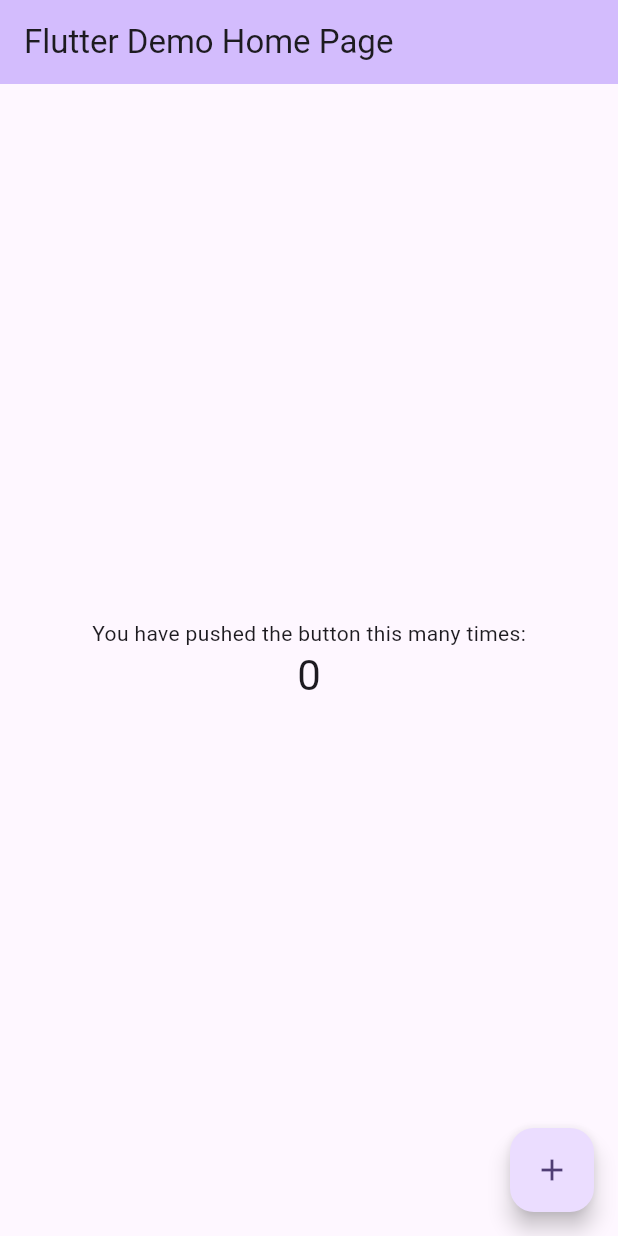
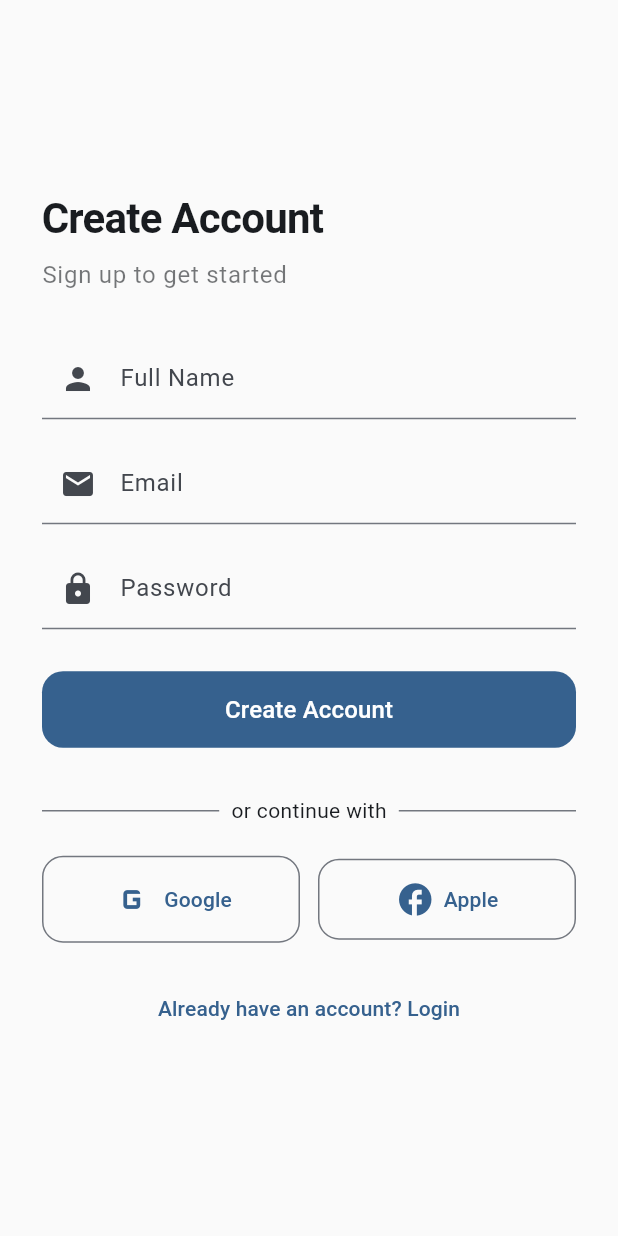
Before and after one commit to sai1505/flutterLoginSystem, a Flutter app: the screen it shows after launch, on a phone screen of 412 x 824 dp. Run offline on Flutter 3.47's test engine with Material 3 defaults, Android fonts, the phone set to English and light mode, and no system bars.

```diff
--- a/lib/main.dart
+++ b/lib/main.dart
@@ -1,122 +1,52 @@
 import 'package:flutter/material.dart';
+import 'package:loginsystem/screens/signup_page.dart';
 
 void main() {
   runApp(const MyApp());
 }
 
 class MyApp extends StatelessWidget {
-  const MyApp({super.key});
+  const MyApp({Key? key}) : super(key: key);
 
-  // This widget is the root of your application.
   @override
   Widget build(BuildContext context) {
     return MaterialApp(
-      title: 'Flutter Demo',
+      debugShowCheckedModeBanner: false,
+      title: 'Modern App',
+      themeMode: ThemeMode.system,
+
       theme: ThemeData(
-        // This is the theme of your application.
-        //
-        // TRY THIS: Try running your application with "flutter run". You'll see
-        // the application has a purple toolbar. Then, without quitting the app,
-        // try changing the seedColor in the colorScheme below to Colors.green
-        // and then invoke "hot reload" (save your changes or press the "hot
-        // reload" button in a Flutter-supported IDE, or press "r" if you used
-        // the command line to start the app).
-        //
-        // Notice that the counter didn't reset back to zero; the application
-        // state is not lost during the reload. To reset the state, use hot
-        // restart instead.
-        //
-        // This works for code too, not just values: Most code changes can be
-        // tested with just a hot reload.
-        colorScheme: ColorScheme.fromSeed(seedColor: Colors.deepPurple),
+        useMaterial3: true,
+        colorScheme: ColorScheme.fromSeed(
+          seedColor: Colors.blue,
+          brightness: Brightness.light,
+        ),
+        textTheme: const TextTheme(
+          headlineMedium: TextStyle(
+            fontWeight: FontWeight.bold,
+            letterSpacing: -0.5,
+          ),
+          bodyLarge: TextStyle(fontSize: 16, height: 1.4),
+        ),
+        scaffoldBackgroundColor: Colors.grey[50],
       ),
-      home: const MyHomePage(title: 'Flutter Demo Home Page'),
+
+      darkTheme: ThemeData(
+        useMaterial3: true,
+        colorScheme: ColorScheme.fromSeed(
+          seedColor: Colors.blue,
+          brightness: Brightness.dark,
+        ),
+        textTheme: const TextTheme(
+          headlineMedium: TextStyle(
+            fontWeight: FontWeight.bold,
+            letterSpacing: -0.5,
+          ),
+          bodyLarge: TextStyle(fontSize: 16, height: 1.4),
+        ),
+      ),
+
+      home: const SignupPage(), // Keep your screen
     );
   }
 }
-
-class MyHomePage extends StatefulWidget {
-  const MyHomePage({super.key, required this.title});
-
-  // This widget is the home page of your application. It is stateful, meaning
-  // that it has a State object (defined below) that contains fields that affect
-  // how it looks.
-
-  // This class is the configuration for the state. It holds the values (in this
-  // case the title) provided by the parent (in this case the App widget) and
-  // used by the build method of the State. Fields in a Widget subclass are
-  // always marked "final".
-
-  final String title;
-
-  @override
-  State<MyHomePage> createState() => _MyHomePageState();
-}
-
-class _MyHomePageState extends State<MyHomePage> {
-  int _counter = 0;
-
-  void _incrementCounter() {
-    setState(() {
-      // This call to setState tells the Flutter framework that something has
-      // changed in this State, which causes it to rerun the build method below
-      // so that the display can reflect the updated values. If we changed
-      // _counter without calling setState(), then the build method would not be
-      // called again, and so nothing would appear to happen.
-      _counter++;
-    });
-  }
-
-  @override
-  Widget build(BuildContext context) {
-    // This method is rerun every time setState is called, for instance as done
-    // by the _incrementCounter method above.
-    //
-    // The Flutter framework has been optimized to make rerunning build methods
-    // fast, so that you can just rebuild anything that needs updating rather
-    // than having to individually change instances of widgets.
-    return Scaffold(
-      appBar: AppBar(
-        // TRY THIS: Try changing the color here to a specific color (to
-        // Colors.amber, perhaps?) and trigger a hot reload to see the AppBar
-        // change color while the other colors stay the same.
-        backgroundColor: Theme.of(context).colorScheme.inversePrimary,
-        // Here we take the value from the MyHomePage object that was created by
-        // the App.build method, and use it to set our appbar title.
-        title: Text(widget.title),
-      ),
-      body: Center(
-        // Center is a layout widget. It takes a single child and positions it
-        // in the middle of the parent.
-        child: Column(
-          // Column is also a layout widget. It takes a list of children and
-          // arranges them vertically. By default, it sizes itself to fit its
-          // children horizontally, and tries to be as tall as its parent.
-          //
-          // Column has various properties to control how it sizes itself and
-          // how it positions its children. Here we use mainAxisAlignment to
-          // center the children vertically; the main axis here is the vertical
-          // axis because Columns are vertical (the cross axis would be
-          // horizontal).
-          //
-          // TRY THIS: Invoke "debug painting" (choose the "Toggle Debug Paint"
-          // action in the IDE, or press "p" in the console), to see the
-          // wireframe for each widget.
-          mainAxisAlignment: MainAxisAlignment.center,
-          children: <Widget>[
-            const Text('You have pushed the button this many times:'),
-            Text(
-              '$_counter',
-              style: Theme.of(context).textTheme.headlineMedium,
-            ),
-          ],
-        ),
-      ),
-      floatingActionButton: FloatingActionButton(
-        onPressed: _incrementCounter,
-        tooltip: 'Increment',
-        child: const Icon(Icons.add),
-      ), // This trailing comma makes auto-formatting nicer for build methods.
-    );
-  }
-}
--- /dev/null
+++ b/lib/screens/signup_page.dart
@@ -0,0 +1,65 @@
+import 'package:flutter/material.dart';
+import 'package:loginsystem/screens/login_page.dart';
+import 'package:loginsystem/widgets/signup_form.dart';
+import 'package:loginsystem/widgets/social_buttons.dart';
+
+class SignupPage extends StatelessWidget {
+  const SignupPage({super.key});
+
+  @override
+  Widget build(BuildContext context) {
+    final theme = Theme.of(context);
+
+    return Scaffold(
+      body: SafeArea(
+        child: Center(
+          child: SingleChildScrollView(
+            padding: const EdgeInsets.symmetric(horizontal: 28, vertical: 20),
+            child: Column(
+              crossAxisAlignment: CrossAxisAlignment.start,
+              children: [
+                Text(
+                  "Create Account",
+                  style: theme.textTheme.headlineMedium?.copyWith(
+                    fontWeight: FontWeight.bold,
+                  ),
+                ),
+
+                const SizedBox(height: 8),
+
+                Text(
+                  "Sign up to get started",
+                  style: theme.textTheme.bodyLarge?.copyWith(
+                    color: theme.colorScheme.onSurface.withOpacity(0.6),
+                  ),
+                ),
+
+                const SizedBox(height: 32),
+
+                const SignupForm(),
+
+                const SizedBox(height: 32),
+
+                const SocialButtons(),
+
+                const SizedBox(height: 20),
+
+                Center(
+                  child: TextButton(
+                    onPressed: () {
+                      Navigator.push(
+                        context,
+                        MaterialPageRoute(builder: (context) => LoginPage()),
+                      );
+                    },
+                    child: const Text("Already have an account? Login"),
+                  ),
+                ),
+              ],
+            ),
+          ),
+        ),
+      ),
+    );
+  }
+}
--- /dev/null
+++ b/lib/widgets/signup_form.dart
@@ -0,0 +1,71 @@
+import 'package:flutter/material.dart';
+
+class SignupForm extends StatefulWidget {
+  const SignupForm({super.key});
+
+  @override
+  State<SignupForm> createState() => _SignupFormState();
+}
+
+class _SignupFormState extends State<SignupForm> {
+  final _formKey = GlobalKey<FormState>();
+
+  @override
+  Widget build(BuildContext context) {
+    // ignore: unused_local_variable
+    final theme = Theme.of(context);
+
+    return Form(
+      key: _formKey,
+      child: Column(
+        children: [
+          TextFormField(
+            decoration: const InputDecoration(
+              labelText: "Full Name",
+              prefixIcon: Icon(Icons.person),
+            ),
+          ),
+
+          const SizedBox(height: 16),
+
+          TextFormField(
+            decoration: const InputDecoration(
+              labelText: "Email",
+              prefixIcon: Icon(Icons.email),
+            ),
+            keyboardType: TextInputType.emailAddress,
+          ),
+
+          const SizedBox(height: 16),
+
+          TextFormField(
+            decoration: const InputDecoration(
+              labelText: "Password",
+              prefixIcon: Icon(Icons.lock),
+            ),
+            obscureText: true,
+          ),
+
+          const SizedBox(height: 28),
+
+          SizedBox(
+            width: double.infinity,
+            child: FilledButton(
+              style: FilledButton.styleFrom(
+                padding: const EdgeInsets.symmetric(vertical: 14),
+                shape: RoundedRectangleBorder(
+                  borderRadius: BorderRadius.circular(14),
+                ),
+              ),
+              onPressed: () {},
+              child: const Text(
+                "Create Account",
+                style: TextStyle(fontSize: 16),
+              ),
+            ),
+          ),
+        ],
+      ),
+    );
+  }
+}
--- /dev/null
+++ b/lib/widgets/social_buttons.dart
@@ -0,0 +1,73 @@
+import 'package:flutter/material.dart';
+
+class SocialButtons extends StatelessWidget {
+  const SocialButtons({super.key});
+
+  @override
+  Widget build(BuildContext context) {
+    final theme = Theme.of(context);
+
+    return Column(
+      children: [
+        Row(
+          children: [
+            Expanded(child: Divider(color: theme.dividerColor)),
+            const Padding(
+              padding: EdgeInsets.symmetric(horizontal: 8),
+              child: Text("or continue with"),
+            ),
+            Expanded(child: Divider(color: theme.dividerColor)),
+          ],
+        ),
+
+        const SizedBox(height: 20),
+
+        Row(
+          children: [
+            Expanded(
+              child: OutlinedButton(
+                style: OutlinedButton.styleFrom(
+                  padding: const EdgeInsets.symmetric(vertical: 14),
+                  shape: RoundedRectangleBorder(
+                    borderRadius: BorderRadius.circular(14),
+                  ),
+                ),
+                onPressed: () {},
+                child: const Row(
+                  mainAxisAlignment: MainAxisAlignment.center,
+                  children: [
+                    Icon(Icons.g_mobiledata, size: 30),
+                    SizedBox(width: 6),
+                    Text("Google"),
+                  ],
+                ),
+              ),
+            ),
+
+            const SizedBox(width: 12),
+
+            Expanded(
+              child: OutlinedButton(
+                style: OutlinedButton.styleFrom(
+                  padding: const EdgeInsets.symmetric(vertical: 14),
+                  shape: RoundedRectangleBorder(
+                    borderRadius: BorderRadius.circular(14),
+                  ),
+                ),
+                onPressed: () {},
+                child: const Row(
+                  mainAxisAlignment: MainAxisAlignment.center,
+                  children: [
+                    Icon(Icons.facebook_outlined, size: 26),
+                    SizedBox(width: 6),
+                    Text("Apple"),
+                  ],
+                ),
+              ),
+            ),
+          ],
+        ),
+      ],
+    );
+  }
+}
```
Also changed, not shown: lib/screens/login_page.dart (added, +65 -0 lines), lib/widgets/login_form.dart (added, +81 -0 lines).
